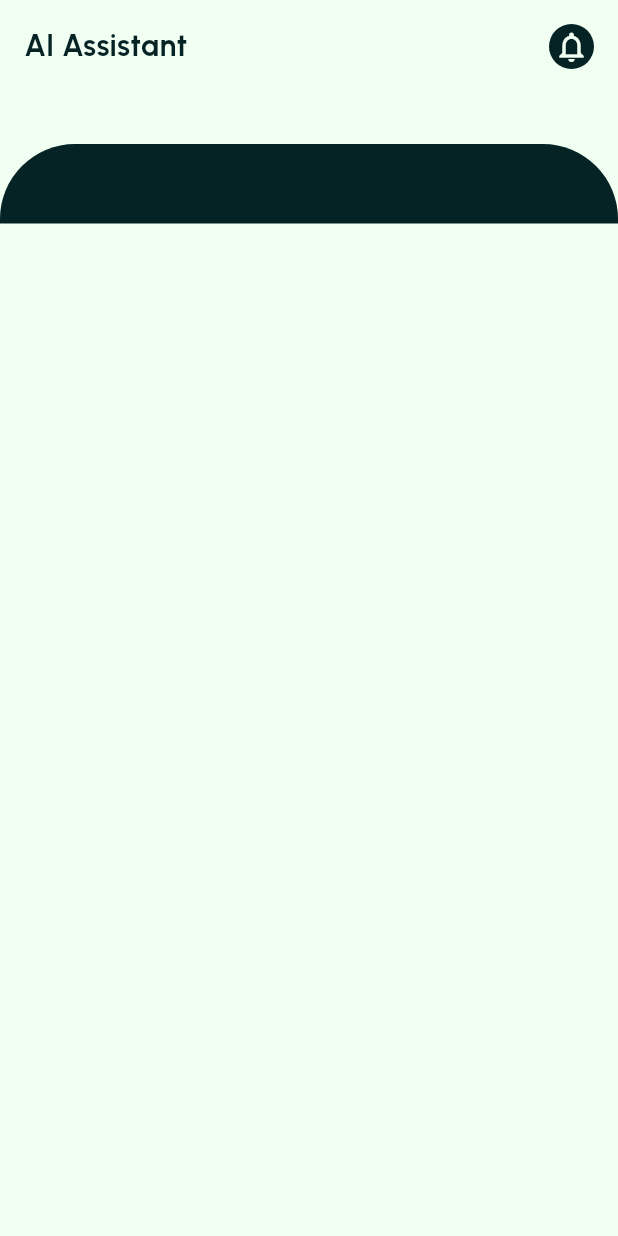
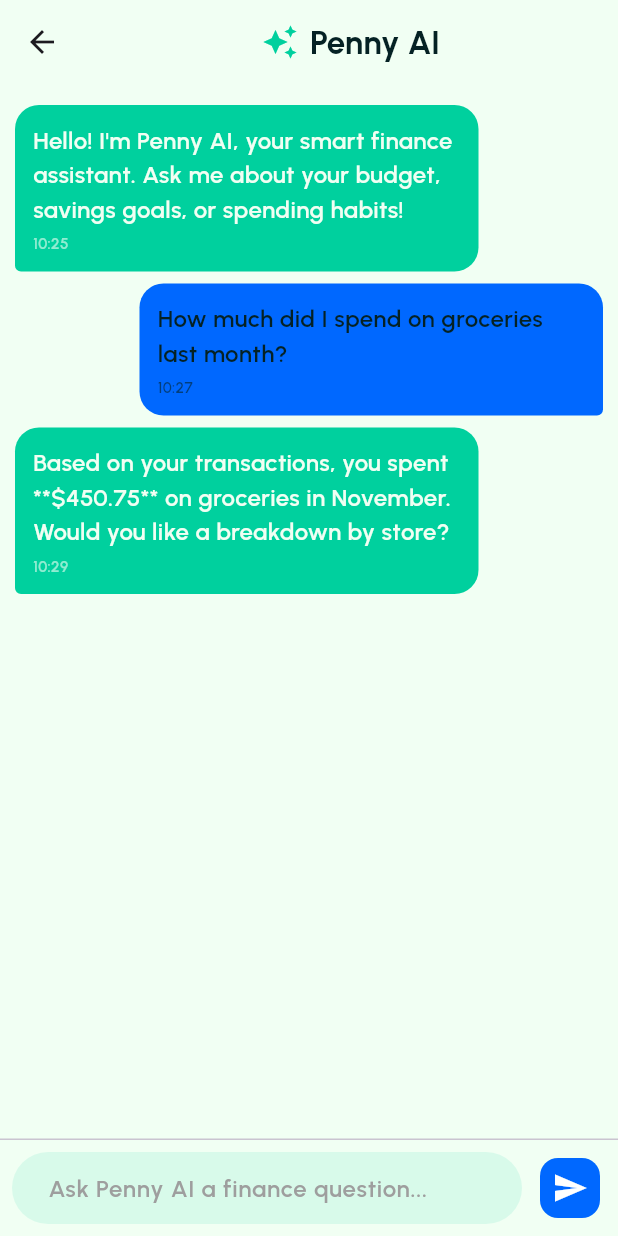
Before and after one commit to Shady-oa/Fourth-Year-Project, a Flutter app: the AiPage screen opened directly, on a phone screen of 412 x 824 dp. Run offline on Flutter 3.47's test engine with Material 3 defaults, Android fonts, the phone set to English and light mode, and no system bars; our stand-ins replace cloud_firestore, firebase_auth, firebase_core, flutter_svg, fluttertoast, google_fonts and 2 more; missing offline and left inert: toasty_box; accounts and stored records are empty.

Commit message:
feat: Add Change Password and Forgot Password screens, enhance profile navigation, and implement AI chat functionality

```diff
--- a/lib/Components/bottom_nav.dart
+++ b/lib/Components/bottom_nav.dart
@@ -60,7 +60,7 @@ class _BottomNavState extends State<BottomNav> {
               iconSize: 30,
             ),
             GButton(
-              icon: Icons.auto_graph_rounded,
+              icon: Icons.auto_awesome_rounded,
               text: 'Penny AI',
               iconSize: 30,
             ),
--- a/lib/Primary_Screens/ai.dart
+++ b/lib/Primary_Screens/ai.dart
@@ -1,8 +1,19 @@
 import 'package:final_project/Constants/colors.dart';
-import 'package:final_project/Constants/spacing.dart';
 import 'package:final_project/Constants/typograpy.dart';
 import 'package:flutter/material.dart';
 
+// --- Message Model ---
+enum MessageSender { user, ai }
+
+class ChatMessage {
+  final String text;
+  final MessageSender sender;
+  final DateTime timestamp;
+
+  ChatMessage(this.text, this.sender, this.timestamp);
+}
+
+// --- Penny AI Screen Widget ---
 class AiPage extends StatefulWidget {
   const AiPage({super.key});
 
@@ -11,66 +22,98 @@ class AiPage extends StatefulWidget {
 }
 
 class _AiPageState extends State<AiPage> {
-  @override
-  Widget build(BuildContext context) {
-    return Scaffold(
-      backgroundColor: primaryBg,
-      body: SafeArea(
+  final TextEditingController _controller = TextEditingController();
+  final List<ChatMessage> _messages = [
+    ChatMessage(
+      "Hello! I'm Penny AI, your smart finance assistant. Ask me about your budget, savings goals, or spending habits!",
+      MessageSender.ai,
+      DateTime.now().subtract(const Duration(minutes: 5)),
+    ),
+    ChatMessage(
+      "How much did I spend on groceries last month?",
+      MessageSender.user,
+      DateTime.now().subtract(const Duration(minutes: 3)),
+    ),
+    ChatMessage(
+      "Based on your transactions, you spent **\$450.75** on groceries in November. Would you like a breakdown by store?",
+      MessageSender.ai,
+      DateTime.now().subtract(const Duration(minutes: 1)),
+    ),
+  ];
+
+  void _handleSend() {
+    if (_controller.text.trim().isEmpty) return;
+
+    final userMessage = ChatMessage(
+      _controller.text.trim(),
+      MessageSender.user,
+      DateTime.now(),
+    );
+
+    setState(() {
+      _messages.add(userMessage);
+      _controller.clear();
+    });
+
+    // Simulate AI response after a short delay
+    Future.delayed(const Duration(seconds: 1), _simulateAiResponse);
+  }
+
+  void _simulateAiResponse() {
+    final aiResponse = ChatMessage(
+      "That's a great question! I'm processing that information now...",
+      MessageSender.ai,
+      DateTime.now(),
+    );
+    setState(() {
+      _messages.add(aiResponse);
+    });
+  }
+
+  // --- Message Bubble Widget ---
+  Widget _buildMessage(ChatMessage message) {
+    final bool isUser = message.sender == MessageSender.user;
+
+    return Align(
+      alignment: isUser ? Alignment.centerRight : Alignment.centerLeft,
+      child: Container(
+        margin: const EdgeInsets.symmetric(vertical: 4.0, horizontal: 10.0),
+        padding: const EdgeInsets.all(12.0),
+        constraints: BoxConstraints(
+          maxWidth: MediaQuery.of(context).size.width * 0.75,
+        ),
+        decoration: BoxDecoration(
+          color: isUser ? accentColor : brandGreen,
+          borderRadius: BorderRadius.only(
+            topLeft: const Radius.circular(16.0),
+            topRight: const Radius.circular(16.0),
+            bottomLeft: isUser
+                ? const Radius.circular(16.0)
+                : const Radius.circular(4.0),
+            bottomRight: isUser
+                ? const Radius.circular(4.0)
+                : const Radius.circular(16.0),
+          ),
+        ),
         child: Column(
+          crossAxisAlignment: CrossAxisAlignment.start,
           children: [
-            Padding(
-              padding: const EdgeInsets.only(
-                top: spacerMedium,
-                left: spacerMedium,
-                bottom: 50.0, // Custom value
-                right: spacerMedium,
-              ),
-              child: Row(
-                children: [
-                  Text("AI Assistant", style: kTextTheme.headlineSmall),
-                  const Spacer(),
-                  Container(
-                    height: 30,
-                    width: 30,
-                    decoration: const BoxDecoration(
-                      shape: BoxShape.circle,
-                      color: primaryText,
-                    ),
-                    child: const Icon(
-                      Icons.notifications_none_outlined,
-                      color: primaryBg,
-                    ),
-                  ),
-                ],
+            Text(
+              message.text,
+              style: kTextTheme.bodyLarge!.copyWith(
+                color: isUser
+                    ? primaryText
+                    : primaryBg, // Light text for AI, dark for user
               ),
             ),
-
-            //main content
-            Expanded(
-              child: SingleChildScrollView(
-                child: Container(
-                  width: double.infinity,
-                  decoration: const BoxDecoration(
-                    borderRadius: BorderRadius.only(
-                      topLeft: Radius.circular(50), // Custom value
-                      topRight: Radius.circular(50), // Custom value
-                    ),
-                    color: primaryText,
-                  ),
-                  child: Padding(
-                    padding: const EdgeInsets.only(
-                      top: 45, // Custom value
-                      left: 50, // Custom value
-                      right: 50, // Custom value
-                      bottom: spacerSmall,
-                    ),
-                    child: Column(
-                      children: [
-                        // Add your AI assistant content here
-                      ],
-                    ),
-                  ),
-                ),
+            const SizedBox(height: 4),
+            Text(
+              "${message.timestamp.hour}:${message.timestamp.minute.toString().padLeft(2, '0')}",
+              style: kTextTheme.bodySmall!.copyWith(
+                color: isUser
+                    ? primaryText.withOpacity(0.6)
+                    : primaryBg.withOpacity(0.6),
+                fontSize: 10,
               ),
             ),
           ],
@@ -78,4 +121,90 @@ class _AiPageState extends State<AiPage> {
       ),
     );
   }
+
+  // --- Input Field Widget ---
+  Widget _buildInputWidget() {
+    return Padding(
+      padding: const EdgeInsets.all(8.0),
+      child: Row(
+        children: [
+          Expanded(
+            child: TextField(
+              controller: _controller,
+              style: kTextTheme.bodyLarge,
+              decoration: InputDecoration(
+                hintText: "Ask Penny AI a finance question...",
+                hintStyle: kTextTheme.bodyLarge!.copyWith(color: Colors.grey),
+                filled: true,
+                fillColor: brandGreen.withOpacity(0.1),
+                border: OutlineInputBorder(
+                  borderRadius: BorderRadius.circular(30.0),
+                  borderSide: BorderSide.none,
+                ),
+                contentPadding: const EdgeInsets.symmetric(
+                  horizontal: 20.0,
+                  vertical: 10.0,
+                ),
+              ),
+              onSubmitted: (_) => _handleSend(),
+            ),
+          ),
+          const SizedBox(width: 8),
+          FloatingActionButton(
+            onPressed: _handleSend,
+            backgroundColor: accentColor,
+            elevation: 0,
+            mini: true,
+            child: const Icon(Icons.send, color: Colors.white),
+          ),
+        ],
+      ),
+    );
+  }
+
+  @override
+  Widget build(BuildContext context) {
+    return Scaffold(
+      backgroundColor: primaryBg,
+      appBar: AppBar(
+        backgroundColor: primaryBg,
+        surfaceTintColor: primaryBg,
+        elevation: 0,
+        centerTitle: true,
+        title: Row(
+          mainAxisAlignment: MainAxisAlignment.center,
+          children: [
+            Icon(Icons.auto_awesome, color: brandGreen),
+            const SizedBox(width: 8),
+            Text(
+              'Penny AI',
+              style: kTextTheme.headlineMedium!.copyWith(
+                color: primaryText,
+                fontSize: 22,
+              ),
+            ),
+          ],
+        ),
+      ),
+      body: Column(
+        children: <Widget>[
+          // Chat Messages List
+          Expanded(
+            child: ListView.builder(
+              reverse: false,
+              padding: const EdgeInsets.only(top: 10.0),
+              itemCount: _messages.length,
+              itemBuilder: (context, index) => _buildMessage(_messages[index]),
+            ),
+          ),
+
+          // Divider for visual separation
+          const Divider(height: 1.0),
+
+          // Input Widget
+          _buildInputWidget(),
+        ],
+      ),
+    );
+  }
 }
```
Also changed, not shown: lib/AuthScreens/change_pwd.dart (+214 -0 lines), lib/AuthScreens/forgot_pwd_page.dart (+4 -4 lines), lib/AuthScreens/login.dart (+10 -4 lines), lib/AuthScreens/signup_page.dart (+78 -59 lines), lib/Primary_Screens/profile.dart (+38 -46 lines), 1 other file.
